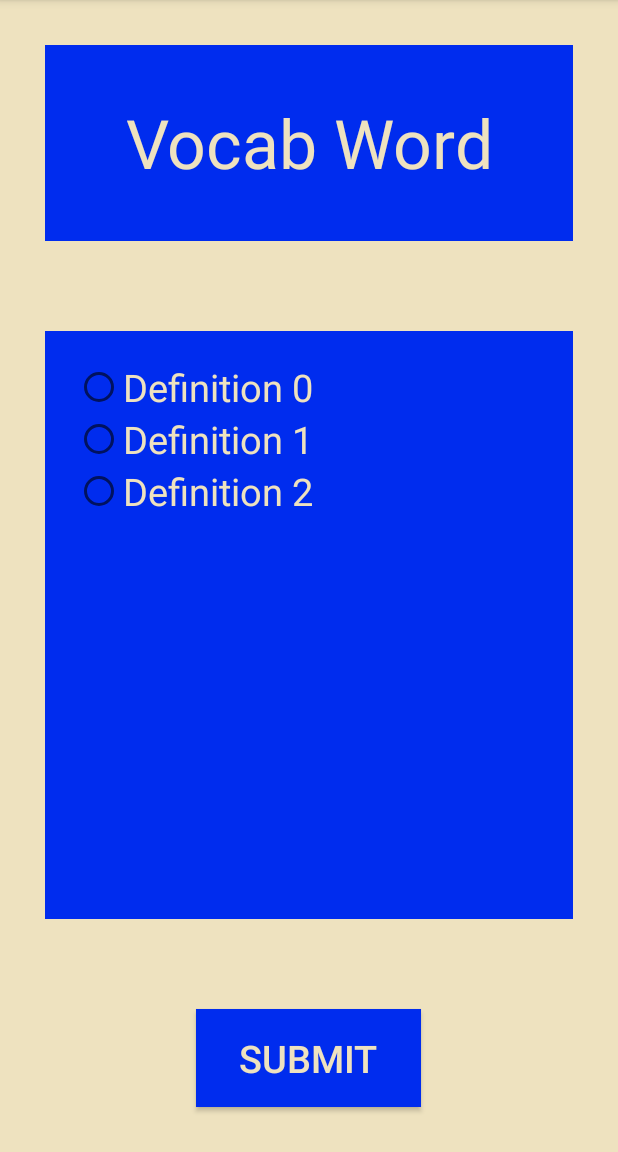
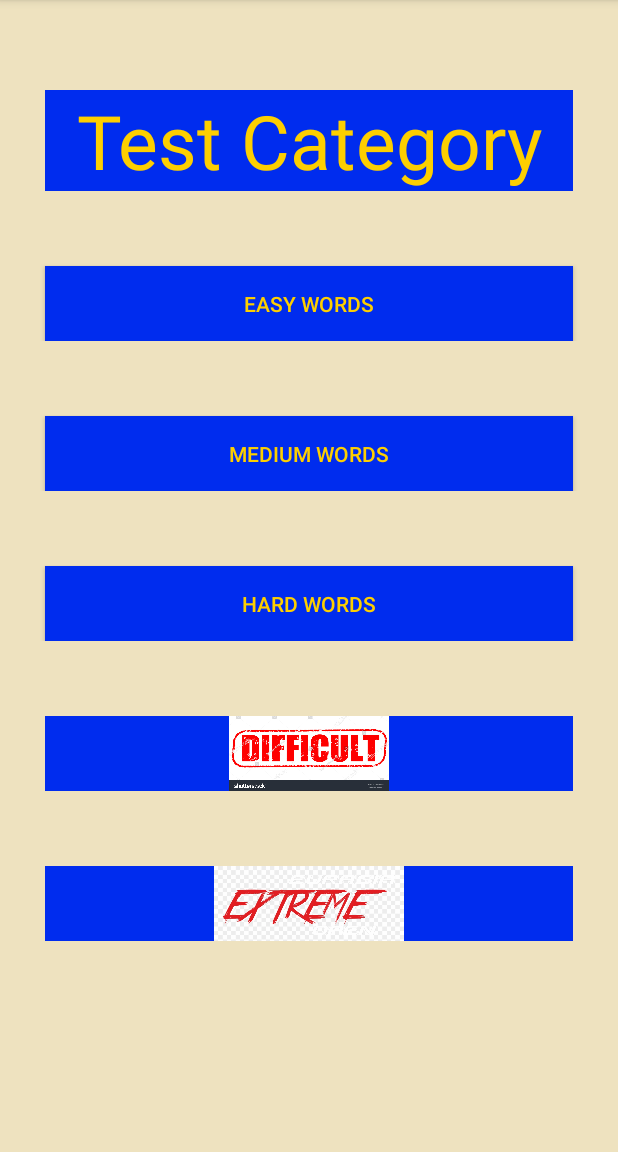
Before and after one commit to lokkenc/BigBrainVocabBuilder, an Android app: the screen it shows after launch (TestActivity before the commit, CategoriesActivity after it), after a tap on an icon or button, on a phone screen of 412 x 824 dp, the part 84-1236 px from its top. Run offline under Robolectric (Android 15) with nearby library versions, the phone set to English and light mode, and no system bars.

Commit message:
Changed the way the main menu reaches games and test; now goes through the categories screen

```diff
--- a/app/src/main/java/com/csci412/bigbrainvocabbuilder/MainActivity.java
+++ b/app/src/main/java/com/csci412/bigbrainvocabbuilder/MainActivity.java
@@ -14,6 +14,7 @@ import com.csci412.bigbrainvocabbuilder.ui.login.LoginActivity;
 public class MainActivity extends AppCompatActivity {
 
     private DatabaseManager dbManager = null;
+    public static int screenVar;
 
     @Override
     protected void onCreate(Bundle savedInstanceState) {
@@ -31,7 +32,8 @@ public class MainActivity extends AppCompatActivity {
     }
 
     public void play(View v) {
-        Intent myIntent = new Intent(this, PlayActivity.class);
+        screenVar = 0;
+        Intent myIntent = new Intent(this, CategoriesActivity.class);
         this.startActivity(myIntent);
     }
 
@@ -40,7 +42,8 @@ public class MainActivity extends AppCompatActivity {
         this.startActivity(myIntent);
     }
     public void test(View v) {
-        Intent myIntent = new Intent(this, TestActivity.class);
+        screenVar = 1;
+        Intent myIntent = new Intent(this, CategoriesActivity.class);
         this.startActivity(myIntent);
     }
     public void stats(View v) {
--- a/app/src/main/java/com/csci412/bigbrainvocabbuilder/PlayActivity.java
+++ b/app/src/main/java/com/csci412/bigbrainvocabbuilder/PlayActivity.java
@@ -6,6 +6,7 @@ import android.os.Bundle;
 
 public class PlayActivity extends AppCompatActivity {
 
+    public static int difficultyFlag;
     @Override
     protected void onCreate(Bundle savedInstanceState) {
         super.onCreate(savedInstanceState);
--- a/app/src/main/java/com/csci412/bigbrainvocabbuilder/TestActivity.java
+++ b/app/src/main/java/com/csci412/bigbrainvocabbuilder/TestActivity.java
@@ -6,6 +6,7 @@ import android.os.Bundle;
 
 public class TestActivity extends AppCompatActivity {
 
+    public static int difficultyFlag;
     @Override
     protected void onCreate(Bundle savedInstanceState) {
         super.onCreate(savedInstanceState);
--- a/app/src/main/res/layout/activity_categories.xml
+++ b/app/src/main/res/layout/activity_categories.xml
@@ -31,6 +31,7 @@
         android:layout_height="wrap_content"
         android:orientation="horizontal">
         <Button
+            android:id="@+id/easyButton"
             android:layout_width="0dp"
             android:layout_height="50dp"
             android:layout_marginTop="50dp"
@@ -41,13 +42,15 @@
             android:layout_weight="1"
             android:text="@string/easy"
             android:background="@color/blueish"
-            android:textColor="@color/goldish"/>
+            android:textColor="@color/goldish"
+            android:onClick="buttonClick" />
     </LinearLayout>
     <LinearLayout
         android:layout_width="match_parent"
         android:layout_height="wrap_content"
         android:orientation="horizontal">
         <Button
+            android:id="@+id/mediumButton"
             android:layout_width="0dp"
             android:layout_height="50dp"
             android:layout_marginTop="50dp"
@@ -58,13 +61,15 @@
             android:layout_weight="1"
             android:text="@string/medium"
             android:background="@color/blueish"
-            android:textColor="@color/goldish"/>
+            android:textColor="@color/goldish"
+            android:onClick="buttonClick" />
     </LinearLayout>
     <LinearLayout
         android:layout_width="match_parent"
         android:layout_height="wrap_content"
         android:orientation="horizontal">
         <Button
+            android:id="@+id/hardButton"
             android:layout_width="0dp"
             android:layout_height="50dp"
             android:layout_marginTop="50dp"
@@ -75,13 +80,15 @@
             android:layout_weight="1"
             android:text="@string/hard"
             android:background="@color/blueish"
-            android:textColor="@color/goldish"/>
+            android:textColor="@color/goldish"
+            android:onClick="buttonClick" />
     </LinearLayout>
     <LinearLayout
         android:layout_width="match_parent"
         android:layout_height="wrap_content"
         android:orientation="horizontal">
         <ImageButton
+            android:id="@+id/difficultButton"
             android:layout_width="0dp"
             android:layout_height="50dp"
             android:layout_marginTop="50dp"
@@ -92,13 +99,15 @@
             android:layout_weight="1"
             android:scaleType="fitCenter"
             android:background="@color/blueish"
-            android:src="@drawable/dif"/>
+            android:src="@drawable/dif"
+            android:onClick="buttonClick" />
     </LinearLayout>
     <LinearLayout
         android:layout_width="match_parent"
         android:layout_height="wrap_content"
         android:orientation="horizontal">
         <ImageButton
+            android:id="@+id/extremeButton"
             android:layout_width="0dp"
             android:layout_height="50dp"
             android:layout_marginTop="50dp"
@@ -109,7 +118,8 @@
             android:layout_weight="1"
             android:background="@color/blueish"
             android:scaleType="fitCenter"
-            android:src="@drawable/extreme"/>
+            android:src="@drawable/extreme"
+            android:onClick="buttonClick" />
     </LinearLayout>
 
 
--- a/app/src/main/res/layout/activity_main.xml
+++ b/app/src/main/res/layout/activity_main.xml
@@ -15,7 +15,7 @@
         android:layout_width="match_parent"
         android:layout_height="match_parent"
         android:gravity="center"
-        android:paddingTop="100dp">
+        android:paddingTop="25dp">
         <ImageButton
             android:layout_width="300dp"
             android:layout_height="100dp"
@@ -79,7 +79,7 @@
     </TableRow>
 
     <TableRow
-        android:paddingTop="50dp"
+        android:paddingTop="25dp"
         android:layout_width="match_parent"
         android:layout_height="match_parent" >
 
```
Also changed, not shown: app/src/main/java/com/csci412/bigbrainvocabbuilder/CategoriesActivity.java (+39 -0 lines).
